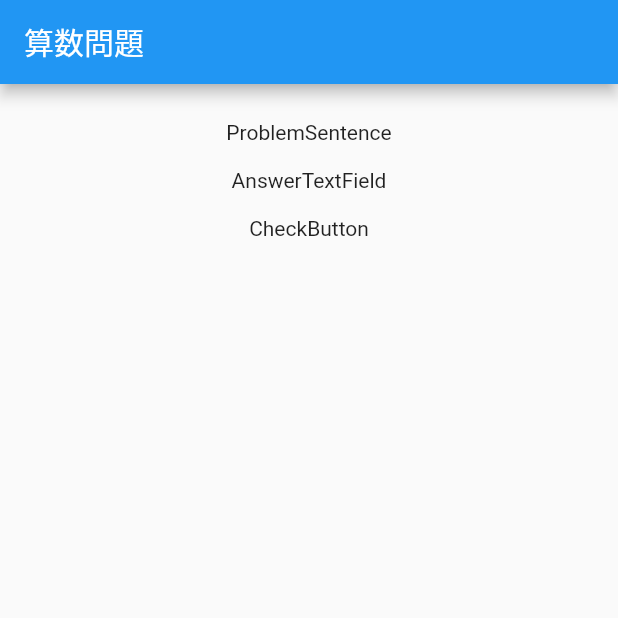
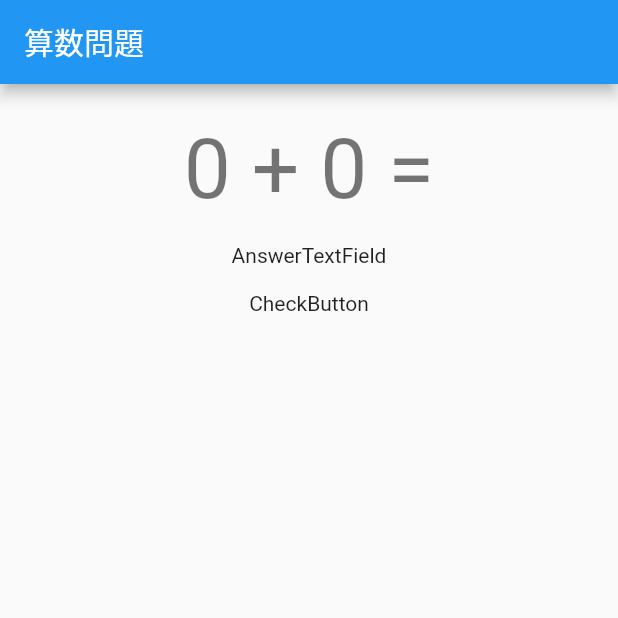
Before and after one commit to Ta23ka98/cariculator_imitation, a Flutter app: the screen it shows after launch, on a phone screen of 412 x 824 dp, the top half of it. Run offline on Flutter 3.47's test engine with Material 2 defaults, Android fonts, the phone set to English and light mode, and no system bars; our stand-ins replace flutter_riverpod, freezed_annotation.

Commit message:
update; ProblemSentenceにsentenceを表示するよう実装

```diff
--- a/lib/components/problem_sentence.dart
+++ b/lib/components/problem_sentence.dart
@@ -1,3 +1,4 @@
+import 'package:cariculator_imitation/components/problem_state.dart';
 import 'package:flutter/material.dart';
 import 'package:flutter_riverpod/flutter_riverpod.dart';
 
@@ -7,8 +8,14 @@ class ProblemSentence extends ConsumerWidget {
 
   @override
   Widget build(BuildContext context, WidgetRef ref) {
-    return const Center(
-      child: Text("ProblemSentence"),
+    //問題状態の問題文を取り出して表示する
+    final sentence =
+        ref.watch(problemStateProvider.select((state) => state.sentence));
+    return Center(
+      child: Text(
+        sentence,
+        style: Theme.of(context).textTheme.headline2,
+      ),
     );
   }
 }
```
